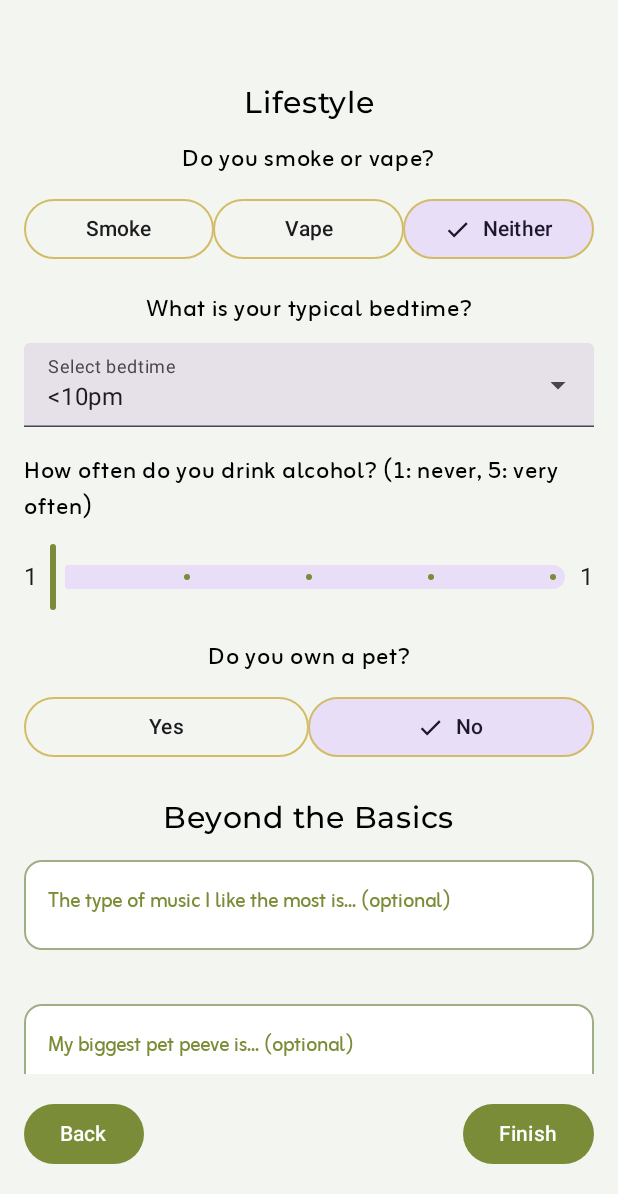
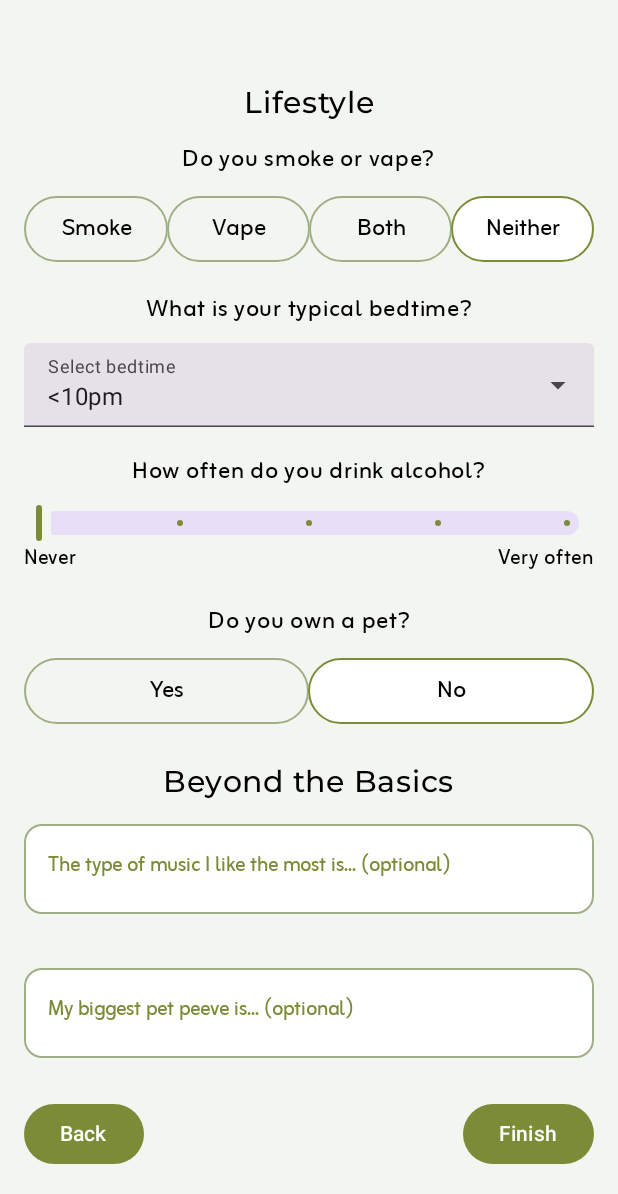
Before and after one commit to dorianturner/Roomie, an Android app built with Jetpack Compose: the TellMoreScreen screen opened through its navigation route, on a phone screen of 412 x 824 dp, the part 42-1236 px from its top. Run offline under Robolectric (Android 15) with nearby library versions, the phone set to English and light mode, and no system bars; our stand-ins replace Firebase (no records; nobody signed in at launch, a user with empty details on screens opened directly); pictures from the network do not load.

Commit message:
Refreshed lifestyle section of edit profile

```diff
--- a/app/src/main/java/com/example/roomie/components/lifestyle.kt
+++ b/app/src/main/java/com/example/roomie/components/lifestyle.kt
@@ -1,5 +1,6 @@
 package com.example.roomie.components
 
+import androidx.compose.foundation.layout.Arrangement
 import androidx.compose.foundation.layout.Row
 import androidx.compose.foundation.layout.Spacer
 import androidx.compose.foundation.layout.fillMaxWidth
@@ -14,6 +15,7 @@ import androidx.compose.material3.SegmentedButton
 import androidx.compose.material3.SegmentedButtonDefaults
 import androidx.compose.material3.SingleChoiceSegmentedButtonRow
 import androidx.compose.material3.Slider
+import androidx.compose.material3.SliderDefaults
 import androidx.compose.material3.Text
 import androidx.compose.material3.TextField
 import androidx.compose.runtime.Composable
@@ -24,6 +26,7 @@ import androidx.compose.runtime.remember
 import androidx.compose.runtime.setValue
 import androidx.compose.ui.Alignment
 import androidx.compose.ui.Modifier
+import androidx.compose.ui.text.TextStyle
 import androidx.compose.ui.unit.dp
 import com.example.roomie.ui.theme.FontSize
 import com.example.roomie.ui.theme.MontserratFontFamily
@@ -63,12 +66,28 @@ fun LifestyleSection(
     )
     Spacer(modifier = Modifier.height(8.dp))
     SingleChoiceSegmentedButtonRow(modifier = Modifier.fillMaxWidth()) {
-        listOf("Smoke", "Vape", "Neither").forEach { option ->
+        listOf("Smoke", "Vape", "Both", "Neither").forEach { option ->
             SegmentedButton(
                 selected = smokingStatus.value == option,
                 onClick = { smokingStatus.value = option },
-                shape = SegmentedButtonDefaults.baseShape
-            ) { Text(option) }
+                shape = SegmentedButtonDefaults.baseShape,
+                icon = {},
+                colors = SegmentedButtonDefaults.colors(
+                    activeBorderColor = MaterialTheme.colorScheme.primary,
+                    inactiveBorderColor = MaterialTheme.colorScheme.surfaceBright,
+                    activeContainerColor = MaterialTheme.colorScheme.surface,
+                    inactiveContainerColor = MaterialTheme.colorScheme.background,
+                )
+            ) {
+                Text(
+                    option,
+                    style = TextStyle(
+                        fontFamily = ZainFontFamily,
+                        fontSize = FontSize.subHeader,
+                        color = MaterialTheme.colorScheme.inverseSurface
+                    )
+                )
+            }
         }
     }
 
@@ -113,24 +132,42 @@ fun LifestyleSection(
 
     // Alcohol slider 1..5
     Text(
-        "How often do you drink alcohol? (1: never, 5: very often)",
+        "How often do you drink alcohol?",
         fontFamily = ZainFontFamily,
         fontSize = FontSize.subHeader,
         color = MaterialTheme.colorScheme.inverseSurface,
     )
     Spacer(modifier = Modifier.height(8.dp))
     Row(verticalAlignment = Alignment.CenterVertically, modifier = Modifier.fillMaxWidth()) {
-        Text("1")
         Spacer(modifier = Modifier.width(8.dp))
         Slider(
             value = alcoholLevel.value.toFloat(),
             onValueChange = { alcoholLevel.value = it.roundToInt().coerceIn(1,5) },
             valueRange = 1f..5f,
             steps = 3, // 4 steps gives discrete 1..5
-            modifier = Modifier.weight(1f)
+            modifier = Modifier
+                .weight(1f)
+                .height(24.dp),
         )
         Spacer(modifier = Modifier.width(8.dp))
-        Text(alcoholLevel.value.toString())
+    }
+
+    Row(
+        modifier = Modifier.fillMaxWidth(),
+        horizontalArrangement = Arrangement.SpaceBetween
+    ) {
+        Text(
+            "Never",
+            fontFamily = ZainFontFamily,
+            color = MaterialTheme.colorScheme.inverseSurface,
+            fontSize = FontSize.body,
+        )
+        Text(
+            "Very often",
+            fontFamily = ZainFontFamily,
+            color = MaterialTheme.colorScheme.inverseSurface,
+            fontSize = FontSize.body,
+        )
     }
 
     Spacer(modifier = Modifier.height(16.dp))
@@ -148,8 +185,24 @@ fun LifestyleSection(
             SegmentedButton(
                 selected = pet.value == option,
                 onClick = { pet.value = option },
-                shape = SegmentedButtonDefaults.baseShape
-            ) { Text(option) }
+                shape = SegmentedButtonDefaults.baseShape,
+                icon = {},
+                colors = SegmentedButtonDefaults.colors(
+                    activeBorderColor = MaterialTheme.colorScheme.primary,
+                    inactiveBorderColor = MaterialTheme.colorScheme.surfaceBright,
+                    activeContainerColor = MaterialTheme.colorScheme.surface,
+                    inactiveContainerColor = MaterialTheme.colorScheme.background,
+                )
+            ) {
+                Text(
+                    option,
+                    style = TextStyle(
+                        fontFamily = ZainFontFamily,
+                        fontSize = FontSize.subHeader,
+                        color = MaterialTheme.colorScheme.inverseSurface
+                    )
+                )
+            }
         }
     }
 
```
